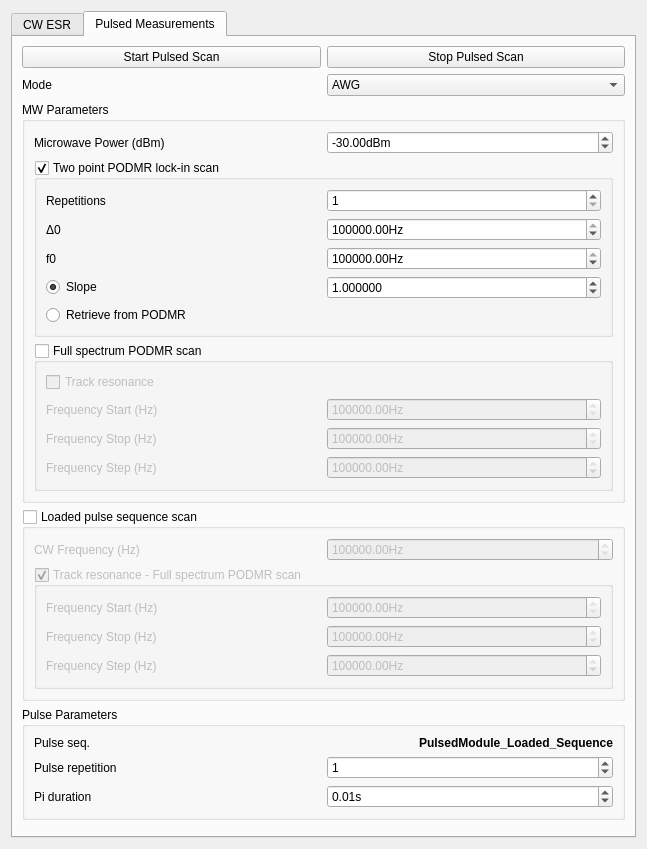
Old version of the form gui/qafm/ui_quantitative_mode.ui in the repository sriharijayaram5/qudi.
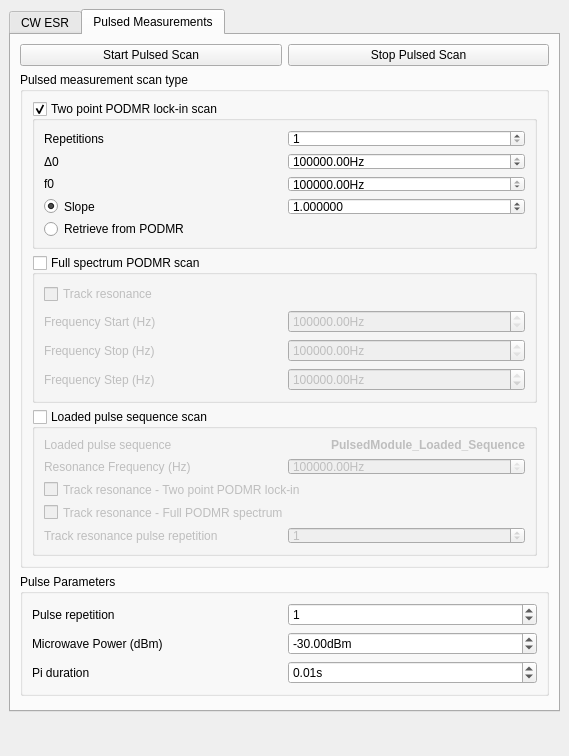
New version of the form. The open tabs and pages were chosen to show the change. Custom widgets are drawn as their Qt base class.

Commit message: Adding of Ratation option for QAFM scans. Adding of arb. pulsed measurement. Clean up and quality of life changes

Diff of the .ui file:
```diff
--- a/gui/qafm/ui_quantitative_mode.ui
+++ b/gui/qafm/ui_quantitative_mode.ui
@@ -7,7 +7,7 @@
     <x>0</x>
     <y>0</y>
     <width>569</width>
-    <height>784</height>
+    <height>756</height>
    </rect>
   </property>
   <property name="sizePolicy">
@@ -31,12 +31,15 @@
   <property name="windowTitle">
    <string>Quantitative Measurement Control</string>
   </property>
-  <layout class="QGridLayout" name="gridLayout_6">
-   <property name="sizeConstraint">
-    <enum>QLayout::SetMinimumSize</enum>
-   </property>
-   <item row="0" column="0">
     <widget class="QTabWidget" name="tabWidget">
+   <property name="geometry">
+    <rect>
+     <x>9</x>
+     <y>9</y>
+     <width>551</width>
+     <height>703</height>
+    </rect>
+   </property>
      <property name="sizePolicy">
       <sizepolicy hsizetype="Minimum" vsizetype="Minimum">
        <horstretch>0</horstretch>
@@ -637,43 +640,12 @@
         </layout>
        </item>
        <item row="1" column="0">
-        <layout class="QHBoxLayout" name="horizontalLayout_15">
-         <item>
-          <widget class="QLabel" name="label_9">
-           <property name="text">
-            <string>Mode</string>
-           </property>
-          </widget>
-         </item>
-         <item>
-          <widget class="QComboBox" name="AWG_mode_comboBox">
-           <property name="toolTip">
-            <string>&lt;html&gt;&lt;head/&gt;&lt;body&gt;&lt;p&gt;Different modes of tracking available. &lt;/p&gt;&lt;p&gt;None uses the measure multiple at one tracking freq. and then the next method.&lt;/p&gt;&lt;p&gt;AWG uses the fast switching of the AWG to do &amp;quot;lock-in&amp;quot; like measurement as described by Qi-Chao.&lt;/p&gt;&lt;/body&gt;&lt;/html&gt;</string>
-           </property>
-           <property name="currentIndex">
-            <number>1</number>
-           </property>
-           <item>
-            <property name="text">
-             <string>None</string>
-            </property>
-           </item>
-           <item>
-            <property name="text">
-             <string>AWG</string>
-            </property>
-           </item>
-          </widget>
-         </item>
-        </layout>
-       </item>
-       <item row="2" column="0">
         <widget class="QGroupBox" name="groupBox_4">
          <property name="title">
-          <string>MW Parameters</string>
+        <string>Pulsed measurement scan type</string>
          </property>
          <layout class="QGridLayout" name="gridLayout_5">
-          <item row="1" column="0">
+        <item row="0" column="0">
            <widget class="QGroupBox" name="mw_tracking_mode_RadioButton">
             <property name="title">
              <string>Two point PODMR lock-in scan</string>
@@ -815,7 +787,7 @@
             </layout>
            </widget>
           </item>
-          <item row="2" column="0">
+        <item row="1" column="0">
            <widget class="QGroupBox" name="mw_list_mode_RadioButton">
             <property name="enabled">
              <bool>true</bool>
@@ -936,46 +908,7 @@
             </layout>
            </widget>
           </item>
-          <item row="0" column="0">
-           <layout class="QHBoxLayout" name="horizontalLayout_9">
-            <item>
-             <widget class="QLabel" name="label_14">
-              <property name="text">
-               <string>Microwave Power (dBm)</string>
-              </property>
-             </widget>
-            </item>
-            <item>
-             <widget class="ScienDSpinBox" name="pulsed_mw_power_DoubleSpinBox">
-              <property name="toolTip">
-               <string>&lt;html&gt;&lt;head/&gt;&lt;body&gt;&lt;p&gt;Microwave power (SMIQ like device output) to be used for all below measurements.&lt;/p&gt;&lt;/body&gt;&lt;/html&gt;</string>
-              </property>
-              <property name="suffix">
-               <string>dBm</string>
-              </property>
-              <property name="decimals">
-               <number>2</number>
-              </property>
-              <property name="minimum">
-               <double>-50.000000000000000</double>
-              </property>
-              <property name="maximum">
-               <double>40.000000000000000</double>
-              </property>
-              <property name="singleStep">
-               <double>0.100000000000000</double>
-              </property>
-              <property name="value">
-               <double>-30.000000000000000</double>
-              </property>
-             </widget>
-            </item>
-           </layout>
-          </item>
-         </layout>
-        </widget>
-       </item>
-       <item row="3" column="0">
+        <item row="2" column="0">
         <widget class="QGroupBox" name="loaded_sequence_mode_RadioButton">
          <property name="enabled">
           <bool>true</bool>
@@ -989,160 +922,13 @@
          <property name="checked">
           <bool>false</bool>
          </property>
-         <layout class="QGridLayout" name="gridLayout_10">
+          <layout class="QGridLayout" name="gridLayout_6">
           <item row="0" column="0">
-           <layout class="QHBoxLayout" name="horizontalLayout_8">
-            <item>
-             <widget class="QLabel" name="label_12">
-              <property name="text">
-               <string>CW Frequency (Hz)</string>
-              </property>
-             </widget>
-            </item>
-            <item>
-             <widget class="ScienDSpinBox" name="cw_freq_DoubleSpinBox">
-              <property name="suffix">
-               <string>Hz</string>
-              </property>
-              <property name="minimum">
-               <double>1000000000.000000000000000</double>
-              </property>
-              <property name="maximum">
-               <double>3500000000.000000000000000</double>
-              </property>
-              <property name="singleStep">
-               <double>0.010000000000000</double>
-              </property>
-              <property name="value">
-               <double>2870000000.000000000000000</double>
-              </property>
-             </widget>
-            </item>
-           </layout>
-          </item>
-          <item row="1" column="0">
-           <widget class="QGroupBox" name="loadedSeqTrackFreqCheckbox">
-            <property name="title">
-             <string>Track resonance - Full spectrum PODMR scan</string>
-            </property>
-            <property name="checkable">
-             <bool>true</bool>
-            </property>
-            <layout class="QGridLayout" name="gridLayout_7">
-             <item row="0" column="0">
-              <layout class="QHBoxLayout" name="horizontalLayout_33">
-               <item>
-                <widget class="QLabel" name="label_31">
-                 <property name="text">
-                  <string>Frequency Start (Hz)</string>
-                 </property>
-                </widget>
-               </item>
-               <item>
-                <widget class="ScienDSpinBox" name="loadedTrack_pulsed_freq_start_DoubleSpinBox">
-                 <property name="toolTip">
-                  <string>&lt;html&gt;&lt;head/&gt;&lt;body&gt;&lt;p&gt;&lt;br/&gt;&lt;/p&gt;&lt;/body&gt;&lt;/html&gt;</string>
-                 </property>
-                 <property name="suffix">
-                  <string>Hz</string>
-                 </property>
-                 <property name="minimum">
-                  <double>1000000000.000000000000000</double>
-                 </property>
-                 <property name="maximum">
-                  <double>3500000000.000000000000000</double>
-                 </property>
-                 <property name="singleStep">
-                  <double>0.010000000000000</double>
-                 </property>
-                 <property name="value">
-                  <double>2780000000.000000000000000</double>
-                 </property>
-                </widget>
-               </item>
-              </layout>
-             </item>
-             <item row="1" column="0">
-              <layout class="QHBoxLayout" name="horizontalLayout_34">
-               <item>
-                <widget class="QLabel" name="label_32">
-                 <property name="text">
-                  <string>Frequency Stop (Hz)</string>
-                 </property>
-                </widget>
-               </item>
-               <item>
-                <widget class="ScienDSpinBox" name="loadedTrack_pulsed_freq_stop_DoubleSpinBox">
-                 <property name="suffix">
-                  <string>Hz</string>
-                 </property>
-                 <property name="minimum">
-                  <double>1000000000.000000000000000</double>
-                 </property>
-                 <property name="maximum">
-                  <double>3500000000.000000000000000</double>
-                 </property>
-                 <property name="singleStep">
-                  <double>0.010000000000000</double>
-                 </property>
-                 <property name="value">
-                  <double>2980000000.000000000000000</double>
-                 </property>
-                </widget>
-               </item>
-              </layout>
-             </item>
-             <item row="2" column="0">
-              <layout class="QHBoxLayout" name="horizontalLayout_35">
-               <item>
-                <widget class="QLabel" name="label_33">
-                 <property name="text">
-                  <string>Frequency Step (Hz)</string>
-                 </property>
-                </widget>
-               </item>
-               <item>
-                <widget class="ScienDSpinBox" name="loadedTrack_pulsed_freq_num_SpinBox">
-                 <property name="toolTip">
-                  <string>&lt;html&gt;&lt;head/&gt;&lt;body&gt;&lt;p&gt;Defines frequency step.&lt;/p&gt;&lt;/body&gt;&lt;/html&gt;</string>
-                 </property>
-                 <property name="suffix">
-                  <string>Hz</string>
-                 </property>
-                 <property name="minimum">
-                  <double>1.000000000000000</double>
-                 </property>
-                 <property name="maximum">
-                  <double>9999999.000000000000000</double>
-                 </property>
-                 <property name="singleStep">
-                  <double>100000.000000000000000</double>
-                 </property>
-                 <property name="value">
-                  <double>1000000.000000000000000</double>
-                 </property>
-                </widget>
-               </item>
-              </layout>
-             </item>
-            </layout>
-           </widget>
-          </item>
-         </layout>
-        </widget>
-       </item>
-       <item row="4" column="0">
-        <widget class="QGroupBox" name="groupBox_6">
-         <property name="title">
-          <string>Pulse Parameters</string>
-         </property>
-         <layout class="QGridLayout" name="gridLayout_8">
-          <item row="0" column="0">
-           <layout class="QHBoxLayout" name="horizontalLayout_29">
+            <layout class="QHBoxLayout" name="horizontalLayout_2">
             <item>
              <widget class="QLabel" name="label_19">
               <property name="text">
-               <string>Pulse seq.</string>
+                <string>Loaded pulse sequence</string>
               </property>
              </widget>
             </item>
@@ -1165,6 +951,86 @@
            </layout>
           </item>
           <item row="1" column="0">
+            <layout class="QHBoxLayout" name="horizontalLayout_8">
+             <item>
+              <widget class="QLabel" name="label_12">
+               <property name="text">
+                <string>Resonance Frequency (Hz)</string>
+               </property>
+              </widget>
+             </item>
+             <item>
+              <widget class="ScienDSpinBox" name="loaded_seq_res_freq_DoubleSpinBox">
+               <property name="suffix">
+                <string>Hz</string>
+               </property>
+               <property name="minimum">
+                <double>1000000000.000000000000000</double>
+               </property>
+               <property name="maximum">
+                <double>3500000000.000000000000000</double>
+               </property>
+               <property name="singleStep">
+                <double>0.010000000000000</double>
+               </property>
+               <property name="value">
+                <double>2870000000.000000000000000</double>
+               </property>
+              </widget>
+             </item>
+            </layout>
+           </item>
+           <item row="2" column="0">
+            <widget class="QCheckBox" name="loaded_seq_track_freq_two_point_Checkbox">
+             <property name="text">
+              <string>Track resonance - Two point PODMR lock-in</string>
+             </property>
+            </widget>
+           </item>
+           <item row="3" column="0">
+            <widget class="QCheckBox" name="loaded_seq_track_freq_PODMR_Checkbox">
+             <property name="text">
+              <string>Track resonance - Full PODMR spectrum</string>
+             </property>
+            </widget>
+           </item>
+           <item row="4" column="0">
+            <layout class="QHBoxLayout" name="horizontalLayout_15">
+             <item>
+              <widget class="QLabel" name="label">
+               <property name="text">
+                <string>Track resonance pulse repetition</string>
+               </property>
+              </widget>
+             </item>
+             <item>
+              <widget class="QSpinBox" name="pulse_repetition_tracking_spinBox">
+               <property name="toolTip">
+                <string>&lt;html&gt;&lt;head/&gt;&lt;body&gt;&lt;p&gt;Number of repetions of the loaded sequence.&lt;/p&gt;&lt;/body&gt;&lt;/html&gt;</string>
+               </property>
+               <property name="maximum">
+                <number>1000000000</number>
+               </property>
+               <property name="value">
+                <number>1</number>
+               </property>
+              </widget>
+             </item>
+            </layout>
+           </item>
+          </layout>
+         </widget>
+        </item>
+       </layout>
+      </widget>
+     </item>
+     <item row="3" column="0">
+      <widget class="QGroupBox" name="groupBox_6">
+       <property name="title">
+        <string>Pulse Parameters</string>
+       </property>
+       <layout class="QGridLayout" name="gridLayout_8">
+        <item row="0" column="0">
            <layout class="QHBoxLayout" name="horizontalLayout_28">
             <item>
              <widget class="QLabel" name="label_18">
@@ -1191,9 +1057,45 @@
             </item>
            </layout>
           </item>
+        <item row="1" column="0">
+         <layout class="QHBoxLayout" name="horizontalLayout_29">
+          <item>
+           <widget class="QLabel" name="label_14">
+            <property name="text">
+             <string>Microwave Power (dBm)</string>
+            </property>
+           </widget>
+          </item>
+          <item>
+           <widget class="ScienDSpinBox" name="pulsed_mw_power_DoubleSpinBox">
+            <property name="toolTip">
+             <string>&lt;html&gt;&lt;head/&gt;&lt;body&gt;&lt;p&gt;Microwave power (SMIQ like device output) to be used for all below measurements.&lt;/p&gt;&lt;/body&gt;&lt;/html&gt;</string>
+            </property>
+            <property name="suffix">
+             <string>dBm</string>
+            </property>
+            <property name="decimals">
+             <number>2</number>
+            </property>
+            <property name="minimum">
+             <double>-50.000000000000000</double>
+            </property>
+            <property name="maximum">
+             <double>40.000000000000000</double>
+            </property>
+            <property name="singleStep">
+             <double>0.100000000000000</double>
+            </property>
+            <property name="value">
+             <double>-30.000000000000000</double>
+            </property>
+           </widget>
+          </item>
+         </layout>
+        </item>
           <item row="2" column="0">
-           <layout class="QHBoxLayout" name="horizontalLayout_2">
-            <item>
+         <layout class="QGridLayout" name="gridLayout_7">
+          <item row="0" column="0">
              <widget class="QLabel" name="label_27">
               <property name="toolTip">
                <string>&lt;html&gt;&lt;head/&gt;&lt;body&gt;&lt;p&gt;The time the scanner should take during an idle move, i.e. when it drives to a new position, or to travel to the next starting position if the end line was reached in a single forward scan.&lt;/p&gt;&lt;/body&gt;&lt;/html&gt;</string>
@@ -1203,7 +1105,7 @@
               </property>
              </widget>
             </item>
-            <item>
+          <item row="0" column="1">
              <widget class="ScienDSpinBox" name="pi_duration_doubleSpinBox">
               <property name="toolTip">
                <string>&lt;html&gt;&lt;head/&gt;&lt;body&gt;&lt;p&gt;Pi pulse duration for all above measurements. Measurements are all hard coded in the logic except for CW mode.&lt;/p&gt;&lt;/body&gt;&lt;/html&gt;</string>
@@ -1246,8 +1148,6 @@
       </layout>
      </widget>
     </widget>
-   </item>
-  </layout>
   <action name="actionSaveQuanti">
    <property name="text">
     <string>SaveQuanti</string>
```
Left out of the diff: 78 changed lines with no effect on the pictures. Lines whose indentation alone changed are shown as unchanged. The commit also changes 22 other files.
